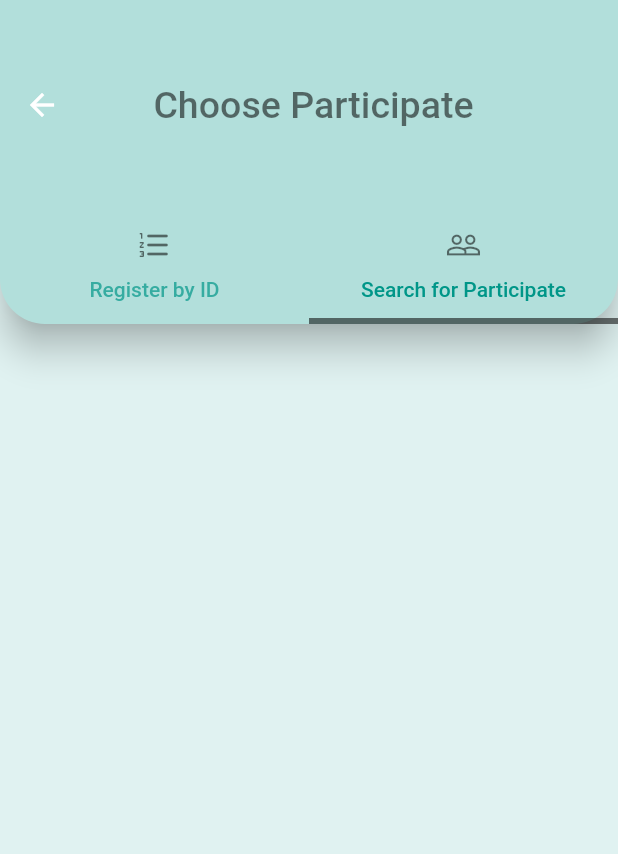
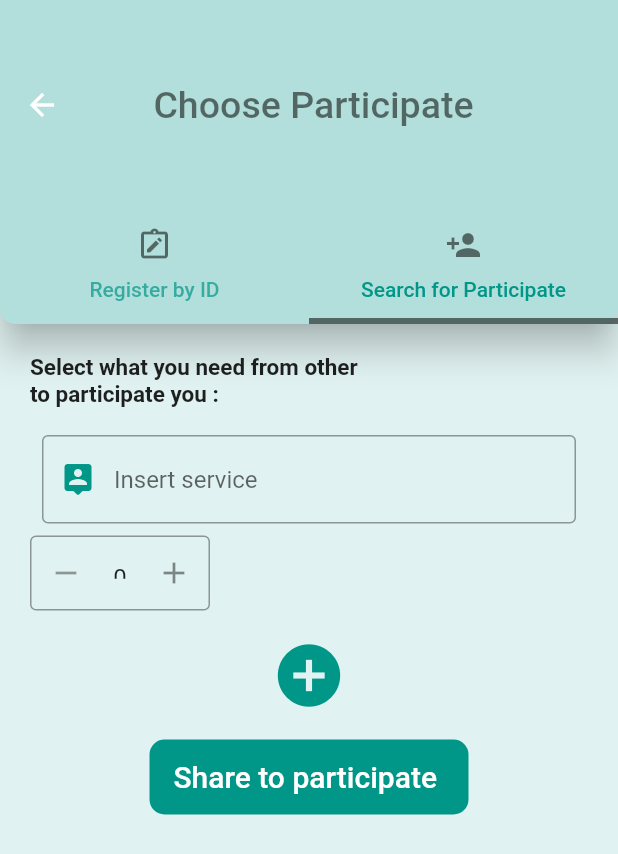
Before and after one commit to mooha9/Eventy_app, a Flutter app: the ChooseParticipate screen opened directly, tab 2 chosen, on a phone screen of 412 x 824 dp. Shown: the top 854 px of the screen. Run offline on Flutter 3.47's test engine with Material 2 defaults, Android fonts, the phone set to English and light mode, and no system bars; drawn by our look-alikes of flutter_spinbox; our stand-ins replace fancy_bottom_navigation, qr_flutter.

Commit message:
clean code

```diff
--- a/lib/screens/choosParaticipate.dart
+++ b/lib/screens/choosParaticipate.dart
@@ -1,6 +1,5 @@
-import 'package:eventy_app/screens/manage_event.dart';
 import 'package:flutter/material.dart';
-import 'package:vertical_card_pager/vertical_card_pager.dart';
+import 'package:flutter_spinbox/material.dart'; // or flutter_spinbox.dart for both
 
 class ChooseParticipate extends StatefulWidget {
   @override
@@ -20,7 +19,7 @@ class _ChooseParticipateState extends State<ChooseParticipate> {
           elevation: 10,
           shape: RoundedRectangleBorder(
             borderRadius: BorderRadius.vertical(
-              bottom: Radius.circular(30),
+              bottom: Radius.circular(10),
             ),
           ),
           title: Row(
@@ -46,13 +45,13 @@ class _ChooseParticipateState extends State<ChooseParticipate> {
             tabs: [
               Tab(
                   icon: Icon(
-                    Icons.format_list_numbered_rounded,
+                    Icons.note_alt_outlined,
                     color: Colors.black54,
                   ),
                   text: 'Register by ID'),
               Tab(
                   icon: Icon(
-                    Icons.people_outline,
+                    Icons.person_add,
                     color: Colors.black54,
                   ),
                   text: 'Search for Participate'),
@@ -74,44 +73,124 @@ class _ChooseParticipateState extends State<ChooseParticipate> {
 }
 
 byID() {
-  return Stack(children: <Widget>[
-    Container(
-        color: Colors.teal[50],
+  return
+    Padding(
+      padding: const EdgeInsets.only(top:20.0,left: 20,right: 20),
+      child: Container(
           child: Column(
             mainAxisAlignment: MainAxisAlignment.start,
             crossAxisAlignment: CrossAxisAlignment.start,
             children: [
-            Padding(
-              padding: EdgeInsets.symmetric(horizontal: 20.0),
-            ),
-            Text(
-              'Put the ID :',
-              style: TextStyle(
-                color: Colors.black54,
-                fontSize: 18,
+              Text('Person ID :',style: TextStyle(fontWeight: FontWeight.bold,fontSize: 20),),
+              SizedBox(height: 10,),
+              TextField(
+              decoration: const InputDecoration(
+                border: OutlineInputBorder(),
+                hintText: 'Insert Person ID',
+                prefixIcon: const Icon(
+                      Icons.person_pin_rounded ,
+                      color: Colors.teal,
                     ),
               ),
-            Padding(
-              padding: EdgeInsets.symmetric(vertical: 5.0),
             ),
-            TextField(
-              minLines:
-                  1, // any number you need (It works as the rows for the textarea)
-              keyboardType: TextInputType.multiline,
-              maxLines: null,
-              textAlignVertical: TextAlignVertical.top,
-              decoration: new InputDecoration(
-                enabledBorder: const OutlineInputBorder(
-                  borderSide: const BorderSide(color: Colors.grey, width: 0.0),
-                ),
-                border: OutlineInputBorder(
-                    borderSide: new BorderSide(color: Colors.teal)),
-                hintText: '',
+            SizedBox(height: 20,),
+
+            Row(
+              mainAxisAlignment: MainAxisAlignment.end,
+              children: [
+                // ignore: deprecated_member_use
+                FlatButton(
+                  height: 50,
+                  shape: RoundedRectangleBorder(
+            borderRadius: BorderRadius.vertical(
+              bottom: Radius.circular(10),
+              top: Radius.circular(10),
             ),
           ),
+                    child: Text('Add ', style: TextStyle(fontSize: 20.0),),
+                    color: Colors.teal,
+                    textColor: Colors.white,
+                    onPressed: () {},
+                  ),
+                  SizedBox(width: 20,),
               ],
-        ))
-  ]);
+            ),
+            ],
+          )),
+
+
+    );
 }
 
-selectParticipate() {}
+selectParticipate() {
+  return Padding(
+      padding: const EdgeInsets.only(top:20.0,left: 20,right: 20),
+      child: Container(
+          child: Column(
+            mainAxisAlignment: MainAxisAlignment.start,
+            crossAxisAlignment: CrossAxisAlignment.start,
+            children: [
+              Text('Select what you need from other \nto participate you :',style: TextStyle(fontWeight: FontWeight.bold,fontSize: 15),),
+              SizedBox(height: 10,),
+              Padding(
+                  padding: const EdgeInsets.all(8.0),
+                  child: TextField(
+                    decoration: const InputDecoration(
+                      border: OutlineInputBorder(),
+                      hintText: 'Insert service ',
+                      prefixIcon: const Icon(
+                            Icons.person_pin_rounded ,
+                            color: Colors.teal,
+                          ),
+                    ),
+                  ),
+                ),
+                Container(
+                  height: 50,
+                  width: 120,
+                  child: SpinBox(
+                    cursorColor:Colors.teal,
+                    showCursor: false,
+                    min: 0,
+                    max: 10,
+                    value: 0,
+                    onChanged: (value) => print(value),
+                  ),
+                ),
+                SizedBox(height: 10,),
+                Center(
+
+                  child: IconButton(
+                    onPressed: (){},
+                    icon:Icon(Icons.add_circle),
+                    color: Colors.teal,
+                    iconSize: 50,
+                    splashRadius: 30,
+
+                    )),
+                    SizedBox(height: 10,),
+                    // ignore: deprecated_member_use
+                    Center(
+                      // ignore: deprecated_member_use
+                      child: FlatButton(
+                  height: 50,
+                  shape: RoundedRectangleBorder(
+            borderRadius: BorderRadius.vertical(
+              bottom: Radius.circular(10),
+              top: Radius.circular(10),
+            ),
+          ),
+                      child: Text('Share to participate ', style: TextStyle(fontSize: 20.0),),
+                      color: Colors.teal,
+                      textColor: Colors.white,
+                      onPressed: () {},
+                  ),
+                    ),
+
+
+            ],
+          )),
+
+
+    );
+}
--- a/lib/screens/createCard.dart
+++ b/lib/screens/createCard.dart
@@ -1,6 +1,5 @@
 
 import 'package:eventy_app/screens/saveCard.dart';
-import 'package:eventy_app/screens/sharePlane.dart';
 import 'package:flutter/material.dart';
 import 'package:flutter/rendering.dart';
 import 'package:flutter/cupertino.dart';
--- a/lib/screens/publicEvent.dart
+++ b/lib/screens/publicEvent.dart
@@ -1,6 +1,5 @@
 import 'package:eventy_app/screens/choosParaticipate.dart';
 import 'package:eventy_app/screens/creator_notification.dart';
-import 'package:eventy_app/screens/sharePlane.dart';
 import 'package:flutter/material.dart';
 import 'package:eventy_app/util/overViewdataEvent.dart';
 import 'package:flutter/rendering.dart';
@@ -396,7 +395,7 @@ class _PublicEventState extends State<PublicEvent> {
           builder: (BuildContext context) {
             return AlertDialog(
               title: Text('Submit'),
-              content: Text('Are you sure you want to share your event?'),
+              content: Text('Are you sure to share your event?'),
               actions: <Widget>[
                 // ignore: deprecated_member_use
                 FlatButton(
@@ -535,7 +534,7 @@ buildUsersList(context) {
                },
                child: Container(
                  margin: EdgeInsets.all(10),
-                 child: IconButton(icon: Icon(Icons.add_circle_outline ,size: 40, color: Colors.grey,), onPressed: () {
+                 child: IconButton(splashRadius: 40,icon: Icon(Icons.add_circle_outline ,size: 40, color: Colors.teal, ), onPressed: () {
                    Navigator.of(context).push(
                                   MaterialPageRoute(
                                     builder: (BuildContext context) {
--- a/lib/screens/saveCard.dart
+++ b/lib/screens/saveCard.dart
@@ -1,5 +1,4 @@
-import 'package:eventy_app/screens/manage_event.dart';
-import 'package:eventy_app/screens/profilePage.dart';
+
 import 'package:flutter/material.dart';
 
 class SaveCard extends StatefulWidget {
--- a/pubspec.yaml
+++ b/pubspec.yaml
@@ -27,7 +27,6 @@ dependencies:
 
   # The following adds the Cupertino Icons font to your application.
   # Use with the CupertinoIcons class for iOS style icons.
-  cupertino_icons: ^1.0.2
   google_nav_bar: ^5.0.5
   flutter_icons: ^1.1.0
   curved_navigation_bar: ^1.0.1
@@ -39,8 +38,11 @@ dependencies:
   intl: ^0.17.0
   vertical_card_pager: ^1.5.0
   url_launcher: ^6.0.10
-  flutter_colorpicker: ^0.6.0
   qr_flutter: ^4.0.0
+  provider: ^6.0.1
+  http: ^0.13.3
+  cupertino_icons: ^1.0.3
+  flutter_spinbox: ^0.6.0
 
 dev_dependencies:
   flutter_test:
```
Also changed, not shown: pubspec.lock. Lines whose indentation alone changed are shown as unchanged.
